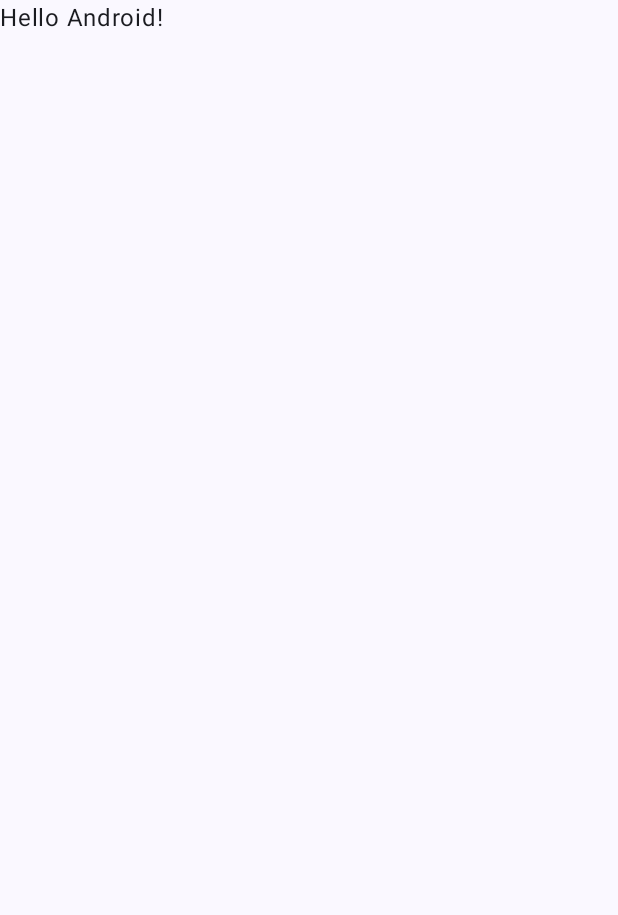
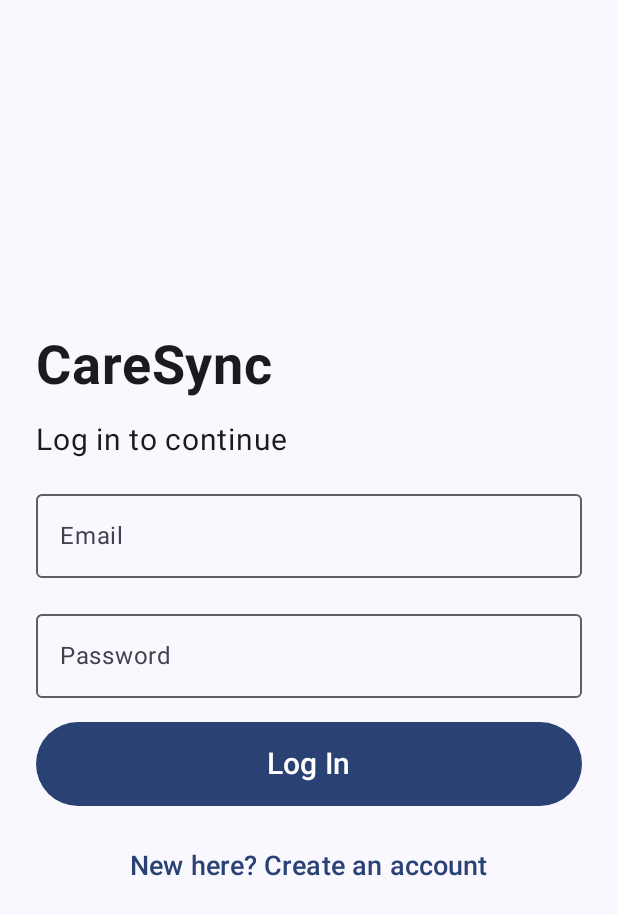
Before and after one commit to Neesshh/CareSync, an Android app built with Jetpack Compose: the screen it shows after launch (MainActivity), on a phone screen of 412 x 824 dp. Before the commit the part shown is almost empty. Shown: the top 915 px of the screen. Run offline under Robolectric (Android 15) with nearby library versions, the phone set to English and light mode, and no system bars; our stand-ins replace Firebase (no records; nobody signed in at launch, a user with empty details on screens opened directly).

Commit message:
CARE-28: Sign-up and login screens with role selection and error messages

```diff
--- a/app/src/main/java/com/caresync/app/MainActivity.kt
+++ b/app/src/main/java/com/caresync/app/MainActivity.kt
@@ -4,13 +4,17 @@ import android.os.Bundle
 import androidx.activity.ComponentActivity
 import androidx.activity.compose.setContent
 import androidx.activity.enableEdgeToEdge
+import androidx.compose.foundation.layout.Box
 import androidx.compose.foundation.layout.fillMaxSize
 import androidx.compose.foundation.layout.padding
 import androidx.compose.material3.Scaffold
-import androidx.compose.material3.Text
-import androidx.compose.runtime.Composable
+import androidx.compose.runtime.*
 import androidx.compose.ui.Modifier
-import androidx.compose.ui.tooling.preview.Preview
+import com.caresync.app.data.AuthRepository
+import com.caresync.app.data.UserRole
+import com.caresync.app.ui.auth.LoginScreen
+import com.caresync.app.ui.auth.SignUpScreen
+import com.caresync.app.ui.home.PlaceholderHome
 import com.caresync.app.ui.theme.CareSyncTheme
 
 class MainActivity : ComponentActivity() {
@@ -20,10 +24,9 @@ class MainActivity : ComponentActivity() {
         setContent {
             CareSyncTheme {
                 Scaffold(modifier = Modifier.fillMaxSize()) { innerPadding ->
-                    Greeting(
-                        name = "Android",
-                        modifier = Modifier.padding(innerPadding)
-                    )
+                    Box(modifier = Modifier.padding(innerPadding)) {
+                        CareSyncApp()
+                    }
                 }
             }
         }
@@ -31,17 +34,26 @@ class MainActivity : ComponentActivity() {
 }
 
 @Composable
-fun Greeting(name: String, modifier: Modifier = Modifier) {
-    Text(
-        text = "Hello $name!",
-        modifier = modifier
-    )
-}
+fun CareSyncApp() {
+    var screen by remember { mutableStateOf(if (AuthRepository.isSignedIn()) "home" else "login") }
+    var role by remember { mutableStateOf<UserRole?>(null) }
 
-@Preview(showBackground = true)
-@Composable
-fun GreetingPreview() {
-    CareSyncTheme {
-        Greeting("Android")
+    when (screen) {
+        "login" -> LoginScreen(
+            onLoggedIn = { screen = "home" },
+            onGoToSignUp = { screen = "signup" }
+        )
+        "signup" -> SignUpScreen(
+            onSignedUp = { chosenRole -> role = chosenRole; screen = "home" },
+            onGoToLogin = { screen = "login" }
+        )
+        "home" -> PlaceholderHome(
+            title = when (role) {
+                UserRole.PATIENT -> "Patient Home"
+                UserRole.CAREGIVER -> "Caregiver Dashboard"
+                null -> "Home"
+            },
+            onSignOut = { AuthRepository.signOut(); role = null; screen = "login" }
+        )
     }
 }
--- /dev/null
+++ b/app/src/main/java/com/caresync/app/ui/auth/LoginScreen.kt
@@ -0,0 +1,75 @@
+package com.caresync.app.ui.auth
+
+import androidx.compose.foundation.layout.*
+import androidx.compose.foundation.text.KeyboardOptions
+import androidx.compose.material3.*
+import androidx.compose.runtime.*
+import androidx.compose.ui.Alignment
+import androidx.compose.ui.Modifier
+import androidx.compose.ui.text.TextStyle
+import androidx.compose.ui.text.font.FontWeight
+import androidx.compose.ui.text.input.KeyboardType
+import androidx.compose.ui.text.input.PasswordVisualTransformation
+import androidx.compose.ui.unit.dp
+import androidx.compose.ui.unit.sp
+import com.caresync.app.data.AuthRepository
+
+@Composable
+fun LoginScreen(
+    onLoggedIn: () -> Unit,
+    onGoToSignUp: () -> Unit
+) {
+    var email by remember { mutableStateOf("") }
+    var password by remember { mutableStateOf("") }
+    var error by remember { mutableStateOf<String?>(null) }
+    var loading by remember { mutableStateOf(false) }
+
+    Column(
+        modifier = Modifier.fillMaxSize().padding(24.dp),
+        verticalArrangement = Arrangement.spacedBy(16.dp, Alignment.CenterVertically)
+    ) {
+        Text("CareSync", fontSize = 36.sp, fontWeight = FontWeight.Bold)
+        Text("Log in to continue", fontSize = 20.sp)
+
+        OutlinedTextField(
+            value = email, onValueChange = { email = it },
+            label = { Text("Email") }, singleLine = true,
+            textStyle = TextStyle(fontSize = 20.sp),
+            keyboardOptions = KeyboardOptions(keyboardType = KeyboardType.Email),
+            modifier = Modifier.fillMaxWidth()
+        )
+        OutlinedTextField(
+            value = password, onValueChange = { password = it },
+            label = { Text("Password") }, singleLine = true,
+            textStyle = TextStyle(fontSize = 20.sp),
+            visualTransformation = PasswordVisualTransformation(),
+            keyboardOptions = KeyboardOptions(keyboardType = KeyboardType.Password),
+            modifier = Modifier.fillMaxWidth()
+        )
+
+        error?.let { Text(it, color = MaterialTheme.colorScheme.error, fontSize = 18.sp) }
+
+        Button(
+            onClick = {
+                if (email.isBlank() || password.isBlank()) {
+                    error = "Please enter your email and password."
+                } else {
+                    error = null
+                    loading = true
+                    AuthRepository.signIn(email, password) { result ->
+                        loading = false
+                        if (result == null) onLoggedIn() else error = result
+                    }
+                }
+            },
+            enabled = !loading,
+            modifier = Modifier.fillMaxWidth().height(56.dp)
+        ) {
+            Text(if (loading) "Logging in..." else "Log In", fontSize = 20.sp)
+        }
+
+        TextButton(onClick = onGoToSignUp, modifier = Modifier.fillMaxWidth()) {
+            Text("New here? Create an account", fontSize = 18.sp)
+        }
+    }
+}
```
Also changed, not shown: app/src/main/java/com/caresync/app/data/AuthRepository.kt (added, +39 -0 lines), app/src/main/java/com/caresync/app/ui/auth/SignUpScreen.kt (added, +116 -0 lines), app/src/main/java/com/caresync/app/ui/home/PlaceholderHome.kt (added, +25 -0 lines).
